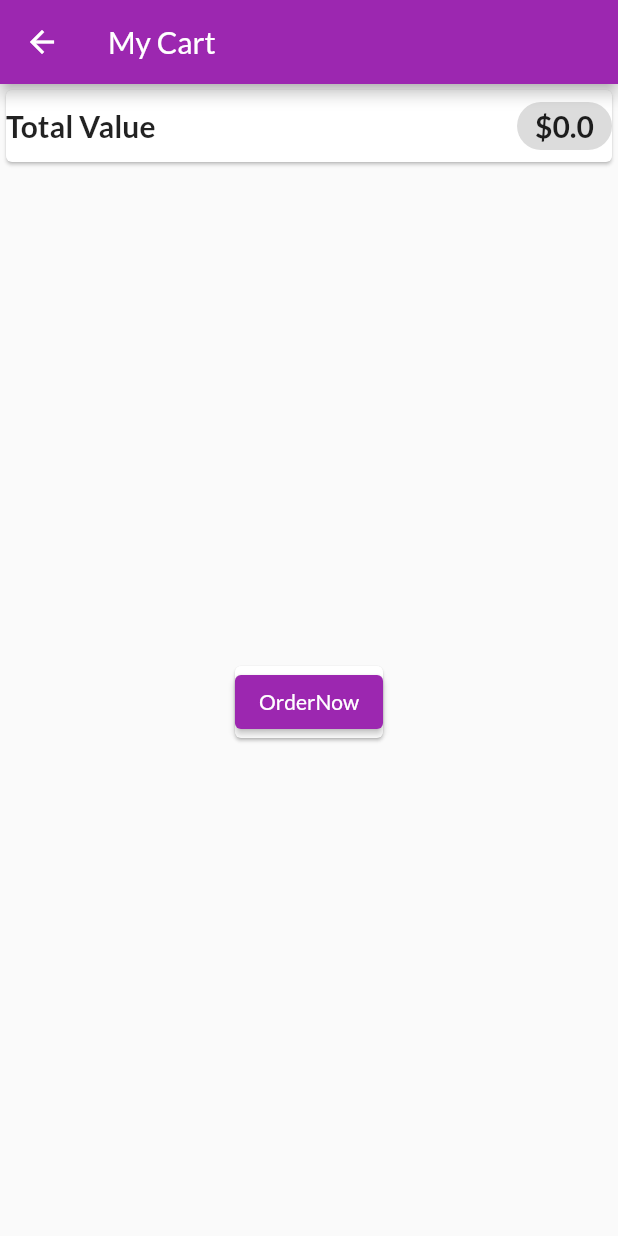
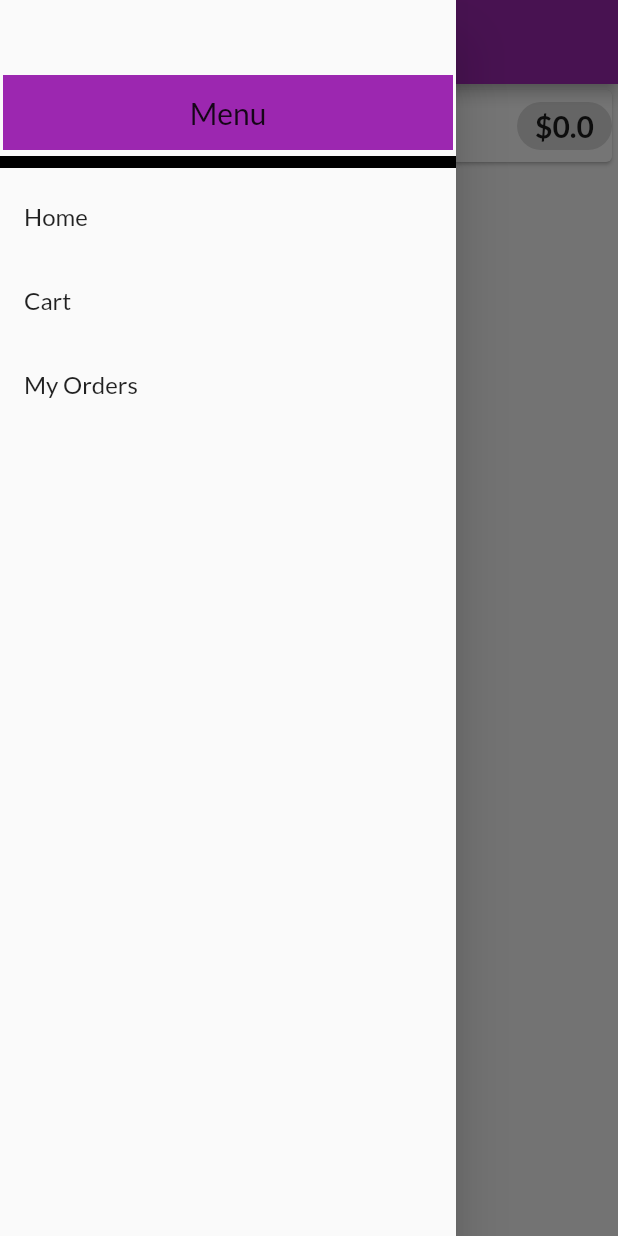
Before and after one commit to asah2012/shopping_app, a Flutter app: the CartScreen screen opened by its route, with the side drawer open (before the commit the screen has no drawer), on a phone screen of 412 x 824 dp. Run offline on Flutter 3.47's test engine with Material 2 defaults, Android fonts, the phone set to English and light mode, and no system bars; network calls fail.

Commit message:
Order Screen completed

```diff
--- a/lib/provider/cart_item.dart
+++ b/lib/provider/cart_item.dart
@@ -29,4 +29,8 @@ class CartItem {
   double totalPrice() {
     return qty * (productItem.price);
   }
+
+  void clearCartItem() {
+    _qty = 0;
+  }
 }
--- /dev/null
+++ b/lib/provider/order.dart
@@ -0,0 +1,41 @@
+import 'package:shopping_app/provider/cart_item.dart';
+import 'package:shopping_app/provider/order_item.dart';
+import 'package:shopping_app/provider/order_list.dart';
+
+import 'cart.dart';
+
+class Order {
+  static int orderId = 1;
+  late int orderKey;
+  late DateTime orderDate;
+  late double orderValue;
+  late int orderUnits;
+  late List<OrderItem> orderItemList;
+
+  void incrementOrderId() {
+    orderId++;
+  }
+
+  int getCurrentOrderIdValue() {
+    return orderId;
+  }
+
+  int createOrder(
+      DateTime orderDate, double orderValue, int orderUnits, Cart cartObject) {
+    List<OrderItem> xOrderItemList = [];
+    List<CartItem> cartItemList = cartObject.cartItems;
+    for (int i = 0; i < cartItemList.length; i++) {
+      xOrderItemList.add(OrderItem(
+          productItem: cartItemList[i].productItem, qty: cartItemList[i].qty));
+    }
+    this.orderDate = orderDate;
+    this.orderUnits = orderUnits;
+    this.orderValue = orderValue;
+    orderKey = getCurrentOrderIdValue();
+    orderItemList = [...xOrderItemList];
+
+    incrementOrderId();
+    OrderList.addOrderToOrderList(this);
+    return orderKey;
+  }
+}
--- /dev/null
+++ b/lib/provider/order_item.dart
@@ -0,0 +1,8 @@
+import '../provider/product.dart';
+
+class OrderItem {
+  Product productItem;
+  int qty;
+
+  OrderItem({required this.productItem, required this.qty});
+}
--- /dev/null
+++ b/lib/provider/order_list.dart
@@ -0,0 +1,10 @@
+import 'package:flutter/material.dart';
+
+import 'order.dart';
+
+class OrderList with ChangeNotifier {
+  static List<Order> customerOrderList = [];
+  static void addOrderToOrderList(Order order) {
+    customerOrderList.add(order);
+  }
+}
--- a/lib/screens/cart_screen.dart
+++ b/lib/screens/cart_screen.dart
@@ -1,7 +1,9 @@
 import 'package:flutter/material.dart';
 import 'package:provider/provider.dart';
+import 'package:shopping_app/screens/product_screen.dart';
+import '../provider/order.dart';
+import '../widgets/drawer_shoppingApp.dart';
 import '../provider/cart.dart';
-import '../provider/cart_item.dart';
 import '../widgets/cart_item_widget.dart';
 
 class CartScreen extends StatelessWidget {
@@ -10,6 +12,7 @@ class CartScreen extends StatelessWidget {
   Widget build(BuildContext context) {
     var cart = Provider.of<Cart>(context);
     return Scaffold(
+      drawer: DrawerShoppingApp(),
       appBar: AppBar(title: Text("My Cart")),
       body: Column(
         children: [
@@ -35,10 +38,30 @@ class CartScreen extends StatelessWidget {
                   return CartItemWidget(cart.cartItems[index]);
                 }),
           ),
-          Card(
-            child: ElevatedButton(
-              onPressed: () => {},
-              child: const Text("OrderNow"),
+          Visibility(
+            visible: cart.itemsInCart() > 0 ? true : false,
+            child: Card(
+              child: ElevatedButton(
+                child: const Text("OrderNow"),
+                onPressed: () {
+                  int orderId = cart.createOrderFromCart();
+                  cart.clearCart();
+                  AlertDialog(
+                    title: Text("Order Placed"),
+                    content: Text(
+                      "Your order ID $orderId is placed successfully.",
+                    ),
+                    actions: [
+                      TextButton(
+                          onPressed: () {
+                            Navigator.of(context)
+                                .pushReplacementNamed(ProductScreen.route);
+                          },
+                          child: Text("OK"))
+                    ],
+                  );
+                },
+              ),
             ),
           ),
           Spacer(),
--- a/lib/screens/product_screen.dart
+++ b/lib/screens/product_screen.dart
@@ -1,7 +1,7 @@
 import 'package:flutter/material.dart';
 import 'package:provider/provider.dart';
-import 'package:shopping_app/provider/cart.dart';
-import 'package:shopping_app/provider/cart_item.dart';
+import '../provider/cart.dart';
+import '../widgets/drawer_shoppingApp.dart';
 import './cart_screen.dart';
 import '../widgets/product_item.dart';
 import '../provider/products.dart';
@@ -34,6 +34,7 @@ class _ProductScreenState extends State<ProductScreen> {
     var tempProducts = Provider.of<Products>(context);
     setState(() => {if (!isFilterSet) productList = tempProducts.productList});
     return Scaffold(
+        drawer: DrawerShoppingApp(),
         appBar: AppBar(title: const Text("My Shopping App"), actions: [
           PopupMenuButton(
               onSelected: (value) => {
--- /dev/null
+++ b/lib/widgets/drawer_shoppingApp.dart
@@ -0,0 +1,60 @@
+import 'package:flutter/material.dart';
+import 'package:shopping_app/screens/cart_screen.dart';
+import 'package:shopping_app/screens/my_orders_screen.dart';
+import 'package:shopping_app/screens/product_screen.dart';
+
+class DrawerShoppingApp extends StatelessWidget {
+  const DrawerShoppingApp({super.key});
+
+  @override
+  Widget build(BuildContext context) {
+    return Drawer(
+      child: Column(children: [
+        Container(
+          height: 50,
+          width: double.infinity,
+          color: Theme.of(context).primaryColor,
+          padding: EdgeInsets.symmetric(vertical: 5, horizontal: 2),
+          margin: EdgeInsets.fromLTRB(2.0, 50, 2.0, 0),
+          alignment: Alignment.center,
+          child: Text(
+            "Menu",
+            style: Theme.of(context).textTheme.titleLarge,
+          ),
+        ),
+        Divider(
+          thickness: 8,
+          color: Colors.black,
+        ),
+        Column(
+          children: [
+            ListTile(
+              title: Text(
+                "Home",
+                style: Theme.of(context).textTheme.titleMedium,
+              ),
+              onTap: () => Navigator.of(context)
+                  .pushReplacementNamed(ProductScreen.route),
+            ),
+            ListTile(
+              title: Text(
+                "Cart",
+                style: Theme.of(context).textTheme.titleMedium,
+              ),
+              onTap: () =>
+                  Navigator.of(context).pushReplacementNamed(CartScreen.route),
+            ),
+            ListTile(
+              title: Text(
+                "My Orders",
+                style: Theme.of(context).textTheme.titleMedium,
+              ),
+              onTap: () => Navigator.of(context)
+                  .pushReplacementNamed(MyOrdersScreen.route),
+            )
+          ],
+        )
+      ]),
+    );
+  }
+}
```
Also changed, not shown: lib/main.dart (+6 -2 lines), lib/provider/cart.dart (+22 -0 lines), lib/provider/notifier.dart (deleted, +0 -8 lines), lib/screens/my_orders_screen.dart (added, +89 -0 lines), lib/widgets/orderlist_widget.dart (added, +41 -0 lines).
